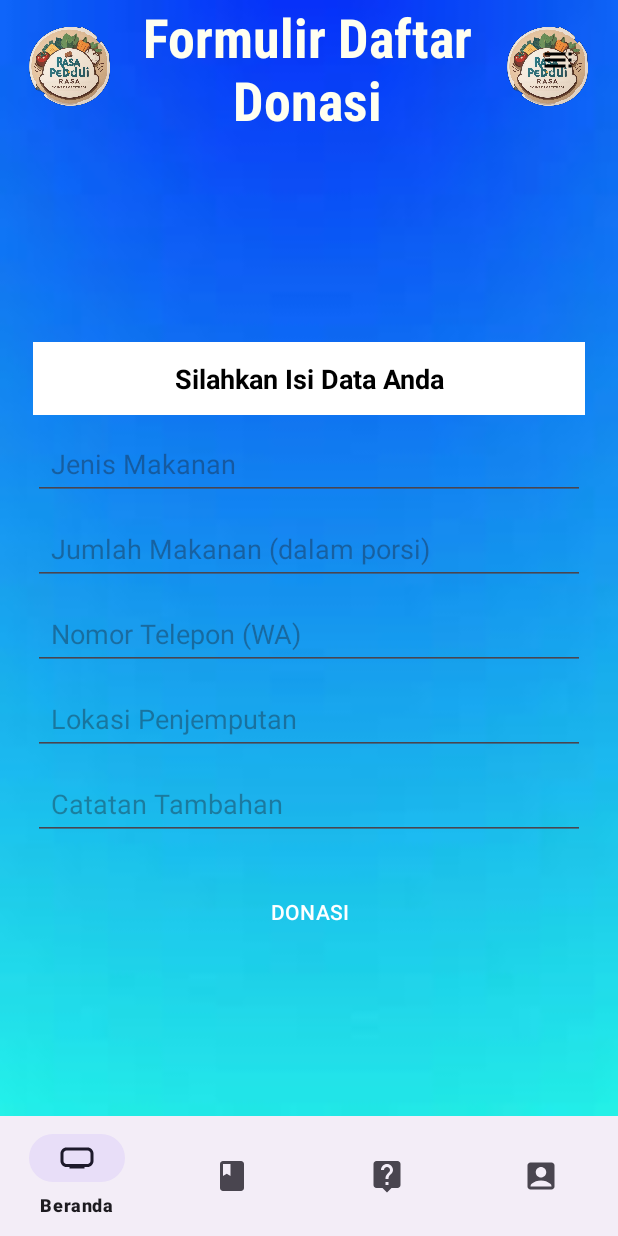
After one commit to farhannovaldi/AplikasiDonasiMakanan, an Android app: the fragment DaftarDonasiFragment placed in its activity, on a phone screen of 412 x 824 dp. The commit adds this screen. Run offline under Robolectric (Android 15) with nearby library versions, the phone set to English and light mode, and no system bars; our stand-ins replace Firebase (no records; nobody signed in at launch, a user with empty details on screens opened directly).

Commit message:
Update daftar donasi

```diff
--- a/app/src/main/AndroidManifest.xml
+++ b/app/src/main/AndroidManifest.xml
@@ -44,9 +44,6 @@
         <activity
             android:name=".MainActivity"
             android:exported="true"></activity>
-        <meta-data
-            android:name="com.google.android.geo.API_KEY"
-            android:value="YOUR_API_KEY" />
     </application>
 
 </manifest>
--- /dev/null
+++ b/app/src/main/java/com/project/nvl/aplikasidonasimakanan/DaftarDonasiFragment.java
@@ -0,0 +1,112 @@
+package com.project.nvl.aplikasidonasimakanan;
+
+import android.os.Bundle;
+import android.view.LayoutInflater;
+import android.view.View;
+import android.view.ViewGroup;
+import android.widget.Button;
+import android.widget.EditText;
+import android.widget.Toast;
+
+import androidx.annotation.NonNull;
+import androidx.annotation.Nullable;
+import androidx.fragment.app.Fragment;
+
+import com.google.firebase.auth.FirebaseAuth;
+import com.google.firebase.auth.FirebaseUser;
+import com.google.firebase.database.DatabaseReference;
+import com.google.firebase.database.FirebaseDatabase;
+
+import java.util.Objects;
+import java.text.SimpleDateFormat;
+import java.util.Calendar;
+import java.util.Date;
+import java.util.Locale;
+
+public class DaftarDonasiFragment extends Fragment {
+
+    private EditText jenisMakananEditText, jumlahMakananEditText, hpDonasiEditText, jemputDonasiEditText, catatanDonasiEditText;
+    private Button btnDonasi;
+
+    private FirebaseAuth mAuth;
+    private DatabaseReference databaseReference;
+
+    @Override
+    public View onCreateView(LayoutInflater inflater, ViewGroup container, Bundle savedInstanceState) {
+        return inflater.inflate(R.layout.fragment_daftar_donasi, container, false);
+    }
+
+    @Override
+    public void onViewCreated(@NonNull View view, @Nullable Bundle savedInstanceState) {
+        super.onViewCreated(view, savedInstanceState);
+
+        jenisMakananEditText = view.findViewById(R.id.jenisMakanan);
+        jumlahMakananEditText = view.findViewById(R.id.jumlahMakanan);
+        hpDonasiEditText = view.findViewById(R.id.hpDonasi);
+        jemputDonasiEditText = view.findViewById(R.id.jemputDonasi);
+        catatanDonasiEditText = view.findViewById(R.id.catatanDonasi);
+        btnDonasi = view.findViewById(R.id.btnDonasi);
+
+        mAuth = FirebaseAuth.getInstance();
+        databaseReference = FirebaseDatabase.getInstance().getReference("donasi");
+
+        btnDonasi.setOnClickListener(new View.OnClickListener() {
+            @Override
+            public void onClick(View v) {
+                donasi();
+            }
+        });
+    }
+
+    private void donasi() {
+        String jenisMakanan = Objects.requireNonNull(jenisMakananEditText.getText()).toString().trim();
+        String jumlahMakanan = Objects.requireNonNull(jumlahMakananEditText.getText()).toString().trim();
+        String hpDonasi = Objects.requireNonNull(hpDonasiEditText.getText()).toString().trim();
+        String jemputDonasi = Objects.requireNonNull(jemputDonasiEditText.getText()).toString().trim();
+        String catatanDonasi = Objects.requireNonNull(catatanDonasiEditText.getText()).toString().trim();
+
+        if (isEmpty(jenisMakanan) || isEmpty(jumlahMakanan) || isEmpty(hpDonasi) || isEmpty(jemputDonasi)) {
+            showToast("Harap isi semua kolom");
+            return;
+        }
+
+        FirebaseUser currentUser = mAuth.getCurrentUser();
+        if (currentUser != null) {
+            String uid = currentUser.getUid();
+
+            String timestamp = getCurrentDate();
+
+            Donasi donasi = new Donasi(jenisMakanan, jumlahMakanan, hpDonasi, jemputDonasi, catatanDonasi, uid);
+
+            String donasiId = databaseReference.push().getKey();
+            if (donasiId != null) {
+                databaseReference.child(donasiId).setValue(donasi.toMap());
+
+                jenisMakananEditText.setText("");
+                jumlahMakananEditText.setText("");
+                hpDonasiEditText.setText("");
+                jemputDonasiEditText.setText("");
+                catatanDonasiEditText.setText("");
+
+                showToast("Donasi berhasil disimpan");
+            } else {
+                showToast("Gagal menyimpan donasi");
+            }
+        } else {
+            showToast("Silakan login terlebih dahulu");
+        }
+    }
+
+    private boolean isEmpty(String value) {
+        return value.isEmpty();
+    }
+
+    private void showToast(String message) {
+        Toast.makeText(requireContext(), message, Toast.LENGTH_SHORT).show();
+    }
+    private String getCurrentDate() {
+        Date currentDate = Calendar.getInstance().getTime();
+        SimpleDateFormat dateFormat = new SimpleDateFormat("yyyy-MM-dd", Locale.getDefault());
+        return dateFormat.format(currentDate);
+    }
+}
--- a/app/src/main/java/com/project/nvl/aplikasidonasimakanan/MainActivity.java
+++ b/app/src/main/java/com/project/nvl/aplikasidonasimakanan/MainActivity.java
@@ -66,8 +66,8 @@ public class MainActivity extends AppCompatActivity implements BottomNavigationV
             } else if (item.getItemId() == R.id.action_dokumentasi) {
                 loadFragment(new DokumentasiFragment());
                 return true;
-            } else if (item.getItemId() == R.id.action_peta) {
-                loadFragment(new MapsFragment());
+            } else if (item.getItemId() == R.id.action_daftar) {
+                loadFragment(new DaftarDonasiFragment());
                 return true;
             } else {
                 return false;
--- a/app/src/main/java/com/project/nvl/aplikasidonasimakanan/RegisterActivity.java
+++ b/app/src/main/java/com/project/nvl/aplikasidonasimakanan/RegisterActivity.java
@@ -81,7 +81,6 @@ public class RegisterActivity extends AppCompatActivity {
                 if (task.isSuccessful() && task.getResult() != null) {
                     FirebaseUser firebaseUser = task.getResult().getUser();
                     if (firebaseUser != null) {
-                        // Hanya menyimpan email ke dalam database, informasi lainnya akan disimpan di database
                         saveUserToDatabase(firebaseUser.getUid(), email, nama, telepon, alamat);
 
                         showToast("Registrasi berhasil");
--- /dev/null
+++ b/app/src/main/res/layout/fragment_daftar_donasi.xml
@@ -0,0 +1,129 @@
+<?xml version="1.0" encoding="utf-8"?>
+<androidx.constraintlayout.widget.ConstraintLayout
+    xmlns:android="http://schemas.android.com/apk/res/android"
+    xmlns:app="http://schemas.android.com/apk/res-auto"
+    xmlns:tools="http://schemas.android.com/tools"
+    android:layout_width="match_parent"
+    android:layout_height="match_parent"
+    android:background="@drawable/bg"
+    tools:context=".DaftarDonasiFragment">
+
+    <ImageView
+        android:id="@+id/imageView"
+        android:layout_width="88dp"
+        android:layout_height="88dp"
+        app:layout_constraintEnd_toStartOf="@+id/judulapk"
+        app:layout_constraintHorizontal_bias="0.39"
+        app:layout_constraintStart_toStartOf="parent"
+        app:layout_constraintTop_toTopOf="parent"
+        app:layout_constraintVertical_bias="0.0"
+        app:srcCompat="@drawable/logo_apk" />
+
+    <ImageView
+        android:id="@+id/imageView2"
+        android:layout_width="88dp"
+        android:layout_height="88dp"
+        app:layout_constraintEnd_toEndOf="parent"
+        app:layout_constraintStart_toEndOf="@+id/judulapk"
+        app:layout_constraintTop_toTopOf="parent"
+        app:layout_constraintVertical_bias="0.0"
+        app:srcCompat="@drawable/logo_apk" />
+
+    <TextView
+        android:id="@+id/judulapk"
+        android:layout_width="223dp"
+        android:layout_height="116dp"
+        android:layout_gravity="center"
+        android:fontFamily="sans-serif-condensed"
+        android:text="Formulir Daftar Donasi"
+        android:textAlignment="center"
+        android:textColor="#FFFFF0"
+        android:textSize="36sp"
+        android:textStyle="bold"
+        app:layout_constraintEnd_toEndOf="parent"
+        app:layout_constraintHorizontal_bias="0.494"
+        app:layout_constraintStart_toStartOf="parent"
+        app:layout_constraintTop_toTopOf="parent" />
+
+    <LinearLayout
+        android:id="@+id/linearLayoutDonasi"
+        android:layout_width="400dp"
+        android:layout_height="567dp"
+        android:gravity="center"
+        android:orientation="vertical"
+        android:padding="16dp"
+        app:layout_constraintBottom_toBottomOf="parent"
+        app:layout_constraintEnd_toEndOf="parent"
+        app:layout_constraintStart_toStartOf="parent"
+        app:layout_constraintTop_toBottomOf="@+id/judulapk"
+        tools:context=".DonasiActivity">
+        <TextView
+            android:id="@+id/textView"
+            android:layout_width="match_parent"
+            android:layout_height="wrap_content"
+            android:layout_marginBottom="8dp"
+            android:background="#FFFFFF"
+            android:gravity="center"
+            android:padding="12dp"
+            android:text="Silahkan Isi Data Anda"
+            android:textColor="#000000"
+            android:textSize="18sp"
+            android:textStyle="bold" />
+
+        <EditText
+            android:id="@+id/jenisMakanan"
+            android:layout_width="match_parent"
+            android:layout_height="wrap_content"
+            android:layout_marginBottom="8dp"
+            android:hint="Jenis Makanan"
+            android:inputType="text"
+            android:padding="12dp" />
+
+        <EditText
+            android:id="@+id/jumlahMakanan"
+            android:layout_width="match_parent"
+            android:layout_height="wrap_content"
+            android:layout_marginBottom="8dp"
+            android:hint="Jumlah Makanan (dalam porsi)"
+            android:inputType="text"
+            android:padding="12dp" />
+
+        <EditText
+        android:id="@+id/hpDonasi"
+        android:layout_width="match_parent"
+        android:layout_height="wrap_content"
+        android:layout_marginBottom="8dp"
+        android:hint="Nomor Telepon (WA)"
+        android:inputType="number"
+        android:padding="12dp" />
+
+        <EditText
+            android:id="@+id/jemputDonasi"
+            android:layout_width="match_parent"
+            android:layout_height="wrap_content"
+            android:layout_marginBottom="8dp"
+            android:hint="Lokasi Penjemputan"
+            android:inputType="text"
+            android:padding="12dp" />
+
+        <EditText
+            android:id="@+id/catatanDonasi"
+            android:layout_width="match_parent"
+            android:layout_height="wrap_content"
+            android:layout_marginBottom="8dp"
+            android:hint="Catatan Tambahan"
+            android:inputType="text"
+            android:padding="12dp" />
+
+        <Button
+            android:id="@+id/btnDonasi"
+            android:layout_width="match_parent"
+            android:layout_height="wrap_content"
+            android:layout_marginTop="16dp"
+            android:background="@color/colorPrimary"
+            android:text="DONASI"
+            android:textColor="#FFFFFF" />
+
+
+    </LinearLayout>
+</androidx.constraintlayout.widget.ConstraintLayout>
--- a/app/src/main/res/menu/main_menu.xml
+++ b/app/src/main/res/menu/main_menu.xml
@@ -6,14 +6,16 @@
         android:orderInCategory="101"
         android:icon="@drawable/ic_dokumentasi"
         android:title="Dokumentasi"/>
-    <item
-        android:id="@+id/action_peta"
-        android:title="Peta"
-        android:orderInCategory="102"
-        android:icon="@drawable/ic_map"/>
+
     <item
         android:id="@+id/action_daftar_penyumbang"
         android:title="Daftar Penyumbang"
         android:orderInCategory="103"
         android:icon="@drawable/ic_daftar"/>
+
+    <item
+        android:id="@+id/action_daftar"
+        android:title="Daftar Donasi"
+        android:orderInCategory="102"
+        android:icon="@drawable/ic_map"/>
 </menu>
```
Also changed, not shown: app/src/main/java/com/project/nvl/aplikasidonasimakanan/Donasi.java (added, +85 -0 lines), app/src/main/java/com/project/nvl/aplikasidonasimakanan/MapsFragment.java (deleted, +0 -57 lines), app/src/main/res/layout/fragment_maps.xml (deleted, +0 -8 lines).
